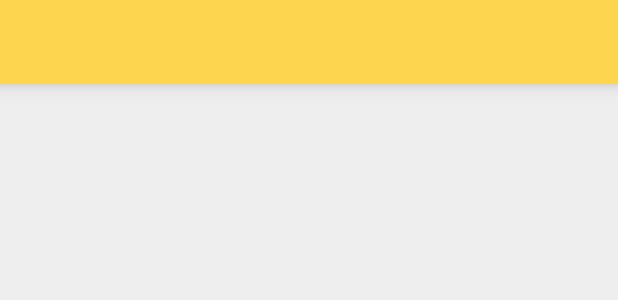
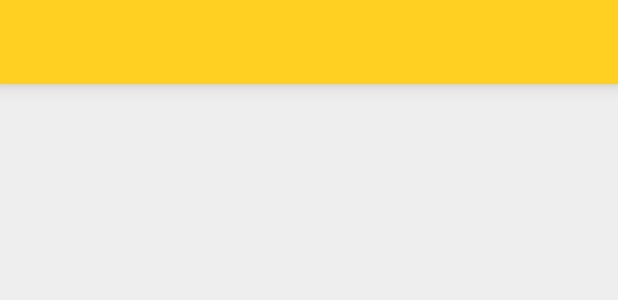
Before and after one commit to wztlei/wathub, an Android app: the layout activity_main.xml on its own in the app's theme, with its tools: preview values and no code run, on a phone screen of 412 x 824 dp. Shown: the top 300 px of the screen. Run offline under Robolectric (Android 15) with nearby library versions, the phone set to English and light mode, and no system bars.

Commit message:
Change the app bar to make it gold and add title text properly

```diff
--- a/app/src/main/java/io/github/wztlei/wathub/ui/modules/ModuleHostActivity.java
+++ b/app/src/main/java/io/github/wztlei/wathub/ui/modules/ModuleHostActivity.java
@@ -82,6 +82,7 @@ public class ModuleHostActivity extends BaseActivity implements FragmentManager.
             showFragment((BaseModuleFragment) Fragment.instantiate(this, fragmentName), false,
                     getIntent().getExtras());
         }
+        refreshActionBar();
     }
 
     @Override
@@ -112,6 +113,7 @@ public class ModuleHostActivity extends BaseActivity implements FragmentManager.
     }
 
     public void refreshActionBar() {
+        System.err.print("refreshActionBar");
         final ActionBar actionBar = getSupportActionBar();
 
         if (actionBar == null || mChildFragment == null || !mChildFragment.isAdded()) {
--- a/app/src/main/java/io/github/wztlei/wathub/ui/modules/foodservices/AnnouncementsFragment.java
+++ b/app/src/main/java/io/github/wztlei/wathub/ui/modules/foodservices/AnnouncementsFragment.java
@@ -33,7 +33,8 @@ import retrofit2.Call;
     path = "/foodservices/announcements",
     layout = R.layout.module_foodservices_announcements
 )
-public class AnnouncementsFragment extends BaseListModuleFragment<Responses.Announcements, Announcement>
+public class AnnouncementsFragment
+        extends BaseListModuleFragment<Responses.Announcements, Announcement>
         implements DateSelectorView.OnDateChangedListener {
 
     @BindView(R.id.fragment_empty_view)
--- a/app/src/main/java/io/github/wztlei/wathub/ui/modules/home/HomeFragment.java
+++ b/app/src/main/java/io/github/wztlei/wathub/ui/modules/home/HomeFragment.java
@@ -83,7 +83,7 @@ public class HomeFragment extends Fragment implements AdapterView.OnItemClickLis
     @Override
     public void onCreate(@Nullable final Bundle savedInstanceState) {
         super.onCreate(savedInstanceState);
-        getActivity().setTitle(null);
+        getActivity().setTitle(getString(R.string.app_name));
     }
 
     @Nullable
--- a/app/src/main/java/io/github/wztlei/wathub/ui/modules/weather/WeatherFragment.java
+++ b/app/src/main/java/io/github/wztlei/wathub/ui/modules/weather/WeatherFragment.java
@@ -300,9 +300,7 @@ public class WeatherFragment extends BaseModuleFragment<Responses.Weather, Weath
         if (mPhoto != null) {
             final List<PhotoUrl> urls = mPhoto.getDetails().getUrls();
             IntentUtils.openBrowser(getContext(),
-                    (!urls.isEmpty())
-                            ? urls.get(0).getUrl()
-                            : mPhotoSize.getUrl());
+                    (!urls.isEmpty()) ? urls.get(0).getUrl() : mPhotoSize.getUrl());
         }
     }
 
@@ -319,6 +317,7 @@ public class WeatherFragment extends BaseModuleFragment<Responses.Weather, Weath
         mPhoto = photo;
         mPhotoSize = newPhotoSize;
 
+        if (getActivity() != null) {
             Picasso.with(getActivity())
                     .load(newPhotoSize.getSource())
                     .centerCrop()
@@ -333,6 +332,7 @@ public class WeatherFragment extends BaseModuleFragment<Responses.Weather, Weath
             final SpannableString spannable = new SpannableString(text);
             spannable.setSpan(new StyleSpan(Typeface.BOLD), 0, details.getTitle().length(), 0);
             mAuthor.setText(spannable);
+        }
     }
 
     @Nullable
--- a/app/src/main/java/io/github/wztlei/wathub/ui/view/ShowAllAutoCompleteTextView.java
+++ b/app/src/main/java/io/github/wztlei/wathub/ui/view/ShowAllAutoCompleteTextView.java
@@ -6,8 +6,7 @@ import android.support.v7.widget.AppCompatAutoCompleteTextView;
 import android.util.AttributeSet;
 import android.view.KeyEvent;
 
-public class ShowAllAutoCompleteTextView
-        extends AppCompatAutoCompleteTextView {
+public class ShowAllAutoCompleteTextView extends AppCompatAutoCompleteTextView {
 
     public ShowAllAutoCompleteTextView(final Context context) {
         super(context);
--- a/app/src/main/res/menu/menu_modules.xml
+++ b/app/src/main/res/menu/menu_modules.xml
@@ -15,10 +15,10 @@
             android:icon="@drawable/ic_foodservices"
             android:title="@string/api_foodservices" />
 
-        <item
-            android:id="@+id/menu_item_watcard"
-            android:icon="@drawable/ic_watcard"
-            android:title="@string/api_watcard" />
+        <!--<item-->
+            <!--android:id="@+id/menu_item_watcard"-->
+            <!--android:icon="@drawable/ic_watcard"-->
+            <!--android:title="@string/api_watcard" />-->
 
         <item
             android:id="@+id/menu_item_courses"
--- a/app/src/main/res/values/colors.xml
+++ b/app/src/main/res/values/colors.xml
@@ -1,7 +1,7 @@
 <?xml version="1.0" encoding="utf-8"?>
 <resources>
 
-    <color name="uw_yellow">#FDD54F</color>
+    <color name="uw_yellow">#FFCF22</color>
     <color name="uw_yellow_pressed">#FFDE70</color>
     <color name="uw_yellow_dark">#7A5E00</color>
     <color name="uw_accent">#607D8B</color>
--- a/uwaterlooapi-library/src/main/java/com/deange/uwaterlooapi/model/terms/InfoSession.java
+++ b/uwaterlooapi-library/src/main/java/com/deange/uwaterlooapi/model/terms/InfoSession.java
@@ -8,10 +8,7 @@ import com.google.gson.annotations.SerializedName;
 
 import java.util.List;
 
-public class InfoSession
-    extends BaseModel
-    implements
-    Parcelable {
+public class InfoSession extends BaseModel implements Parcelable {
 
     @SerializedName("id")
     int mId;
```
Also changed, not shown: app/src/main/java/io/github/wztlei/wathub/ui/MainActivity.java (+2 -7 lines), 1 other file. Lines whose indentation alone changed are shown as unchanged.
